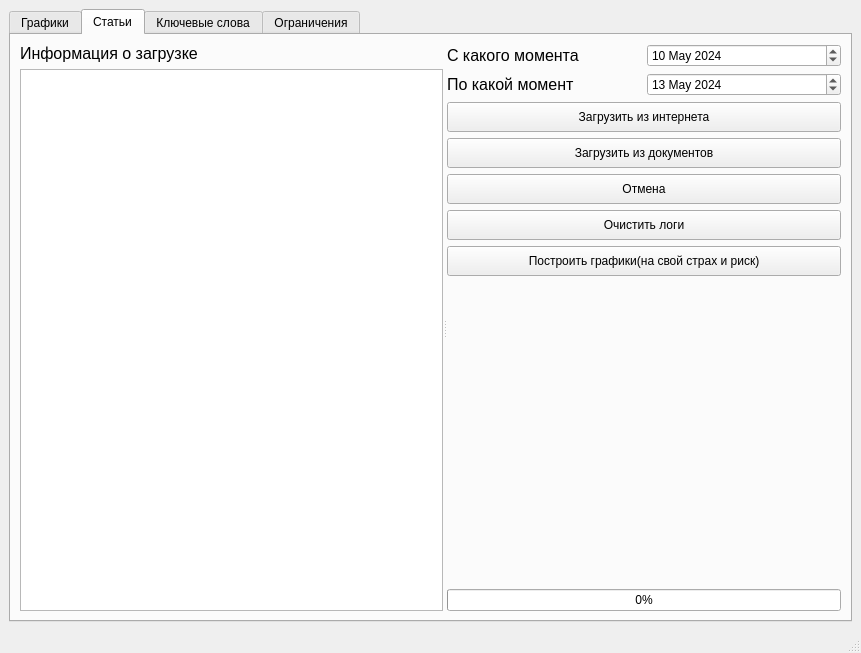
The window that src/gui/res/main_window.ui (Hryapusek/news-parser-python) describes before a commit, drawn with Qt 5.
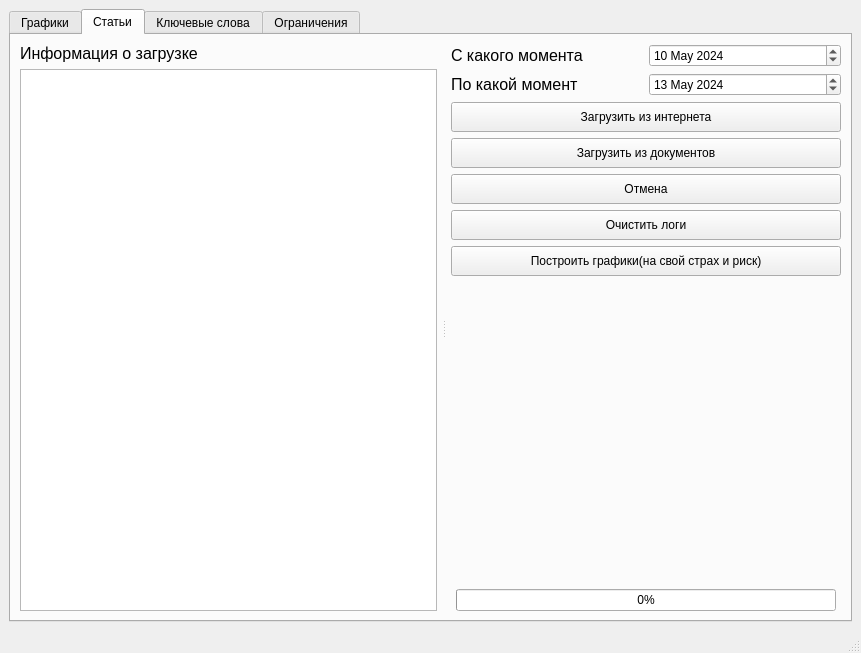
The same window after the commit.

```diff
--- a/src/gui/res/main_window.ui
+++ b/src/gui/res/main_window.ui
@@ -10,6 +10,12 @@
     <height>653</height>
    </rect>
   </property>
+  <property name="sizePolicy">
+   <sizepolicy hsizetype="Expanding" vsizetype="Expanding">
+    <horstretch>0</horstretch>
+    <verstretch>0</verstretch>
+   </sizepolicy>
+  </property>
   <property name="windowTitle">
    <string>Обработка новостей</string>
   </property>
@@ -20,8 +26,8 @@
      <verstretch>0</verstretch>
     </sizepolicy>
    </property>
-   <layout class="QVBoxLayout" name="verticalLayout_5">
-    <item>
+   <layout class="QGridLayout" name="gridLayout">
+    <item row="0" column="0">
      <widget class="QTabWidget" name="tabs">
       <property name="currentIndex">
        <number>1</number>
@@ -36,48 +42,6 @@
        <attribute name="title">
         <string>Графики</string>
        </attribute>
-       <layout class="QVBoxLayout" name="verticalLayout_4">
-        <item>
-         <layout class="QVBoxLayout" name="verticalLayout_6">
-          <item>
-           <layout class="QHBoxLayout" name="horizontalLayout_5">
-            <item>
-             <widget class="QComboBox" name="category_combobox">
-              <property name="sizePolicy">
-               <sizepolicy hsizetype="Expanding" vsizetype="Fixed">
-                <horstretch>0</horstretch>
-                <verstretch>0</verstretch>
-               </sizepolicy>
-              </property>
-             </widget>
-            </item>
-            <item>
-             <spacer name="horizontalSpacer">
-              <property name="orientation">
-               <enum>Qt::Horizontal</enum>
-              </property>
-              <property name="sizeHint" stdset="0">
-               <size>
-                <width>40</width>
-                <height>20</height>
-               </size>
-              </property>
-             </spacer>
-            </item>
-           </layout>
-          </item>
-          <item>
-           <widget class="QStackedWidget" name="stacked_plots">
-            <property name="currentIndex">
-             <number>0</number>
-            </property>
-            <widget class="QWidget" name="page"/>
-            <widget class="QWidget" name="page_2"/>
-           </widget>
-          </item>
-         </layout>
-        </item>
-       </layout>
       </widget>
       <widget class="QWidget" name="articles_tab">
        <property name="sizePolicy">
@@ -93,7 +57,7 @@
         <item row="0" column="0" colspan="2">
          <widget class="QSplitter" name="splitter">
           <property name="sizePolicy">
-           <sizepolicy hsizetype="Minimum" vsizetype="Maximum">
+           <sizepolicy hsizetype="Minimum" vsizetype="Expanding">
             <horstretch>0</horstretch>
             <verstretch>0</verstretch>
            </sizepolicy>
@@ -103,6 +67,9 @@
           </property>
           <widget class="QWidget" name="layoutWidget">
            <layout class="QVBoxLayout" name="verticalLayout">
+            <property name="rightMargin">
+             <number>5</number>
+            </property>
             <item>
              <widget class="QLabel" name="label">
               <property name="font">
@@ -126,6 +93,9 @@
           </widget>
           <widget class="QWidget" name="layoutWidget">
            <layout class="QVBoxLayout" name="verticalLayout_2">
+            <property name="leftMargin">
+             <number>5</number>
+            </property>
             <item>
              <layout class="QHBoxLayout" name="horizontalLayout_2">
               <item>
@@ -194,12 +164,24 @@
              <layout class="QVBoxLayout" name="verticalLayout_3">
               <item>
                <widget class="QPushButton" name="load_from_internet_btn">
+                <property name="sizePolicy">
+                 <sizepolicy hsizetype="Minimum" vsizetype="Minimum">
+                  <horstretch>0</horstretch>
+                  <verstretch>0</verstretch>
+                 </sizepolicy>
+                </property>
                 <property name="minimumSize">
                  <size>
                   <width>0</width>
                   <height>30</height>
                  </size>
                 </property>
+                <property name="maximumSize">
+                 <size>
+                  <width>16777215</width>
+                  <height>80</height>
+                 </size>
+                </property>
                 <property name="text">
                  <string>Загрузить из интернета</string>
                 </property>
@@ -207,12 +189,24 @@
               </item>
               <item>
                <widget class="QPushButton" name="load_from_docs_btn">
+                <property name="sizePolicy">
+                 <sizepolicy hsizetype="Minimum" vsizetype="Minimum">
+                  <horstretch>0</horstretch>
+                  <verstretch>0</verstretch>
+                 </sizepolicy>
+                </property>
                 <property name="minimumSize">
                  <size>
                   <width>0</width>
                   <height>30</height>
                  </size>
                 </property>
+                <property name="maximumSize">
+                 <size>
+                  <width>16777215</width>
+                  <height>80</height>
+                 </size>
+                </property>
                 <property name="text">
                  <string>Загрузить из документов</string>
                 </property>
@@ -220,12 +214,24 @@
               </item>
               <item>
                <widget class="QPushButton" name="cancel_btn">
+                <property name="sizePolicy">
+                 <sizepolicy hsizetype="Minimum" vsizetype="Minimum">
+                  <horstretch>0</horstretch>
+                  <verstretch>0</verstretch>
+                 </sizepolicy>
+                </property>
                 <property name="minimumSize">
                  <size>
                   <width>0</width>
                   <height>30</height>
                  </size>
                 </property>
+                <property name="maximumSize">
+                 <size>
+                  <width>16777215</width>
+                  <height>80</height>
+                 </size>
+                </property>
                 <property name="text">
                  <string>Отмена</string>
                 </property>
@@ -233,12 +239,24 @@
               </item>
               <item>
                <widget class="QPushButton" name="clear_btn">
+                <property name="sizePolicy">
+                 <sizepolicy hsizetype="Minimum" vsizetype="Minimum">
+                  <horstretch>0</horstretch>
+                  <verstretch>0</verstretch>
+                 </sizepolicy>
+                </property>
                 <property name="minimumSize">
                  <size>
                   <width>0</width>
                   <height>30</height>
                  </size>
                 </property>
+                <property name="maximumSize">
+                 <size>
+                  <width>16777215</width>
+                  <height>80</height>
+                 </size>
+                </property>
                 <property name="text">
                  <string>Очистить логи</string>
                 </property>
@@ -246,41 +264,63 @@
               </item>
               <item>
                <widget class="QPushButton" name="build_plots_btn">
+                <property name="sizePolicy">
+                 <sizepolicy hsizetype="Minimum" vsizetype="Minimum">
+                  <horstretch>0</horstretch>
+                  <verstretch>0</verstretch>
+                 </sizepolicy>
+                </property>
                 <property name="minimumSize">
                  <size>
                   <width>0</width>
                   <height>30</height>
                  </size>
                 </property>
+                <property name="maximumSize">
+                 <size>
+                  <width>16777215</width>
+                  <height>80</height>
+                 </size>
+                </property>
                 <property name="text">
                  <string>Построить графики(на свой страх и риск)</string>
                 </property>
                </widget>
               </item>
+              <item>
+               <spacer name="verticalSpacer">
+                <property name="orientation">
+                 <enum>Qt::Vertical</enum>
+                </property>
+                <property name="sizeType">
+                 <enum>QSizePolicy::Expanding</enum>
+                </property>
+                <property name="sizeHint" stdset="0">
+                 <size>
+                  <width>20</width>
+                  <height>80</height>
+                 </size>
+                </property>
+               </spacer>
+              </item>
              </layout>
             </item>
             <item>
-             <spacer name="verticalSpacer">
-              <property name="orientation">
-               <enum>Qt::Vertical</enum>
+             <layout class="QVBoxLayout" name="verticalLayout_4">
+              <property name="leftMargin">
+               <number>5</number>
               </property>
-              <property name="sizeType">
-               <enum>QSizePolicy::Expanding</enum>
+              <property name="rightMargin">
+               <number>5</number>
               </property>
-              <property name="sizeHint" stdset="0">
-               <size>
-                <width>20</width>
-                <height>10000000</height>
-               </size>
-              </property>
-             </spacer>
-            </item>
-            <item>
-             <widget class="QProgressBar" name="progress_bar">
-              <property name="value">
-               <number>0</number>
-              </property>
-             </widget>
+              <item>
+               <widget class="QProgressBar" name="progress_bar">
+                <property name="value">
+                 <number>0</number>
+                </property>
+               </widget>
+              </item>
+             </layout>
             </item>
            </layout>
           </widget>
```
Left out of the diff: 19 changed lines with no effect on the pictures.
